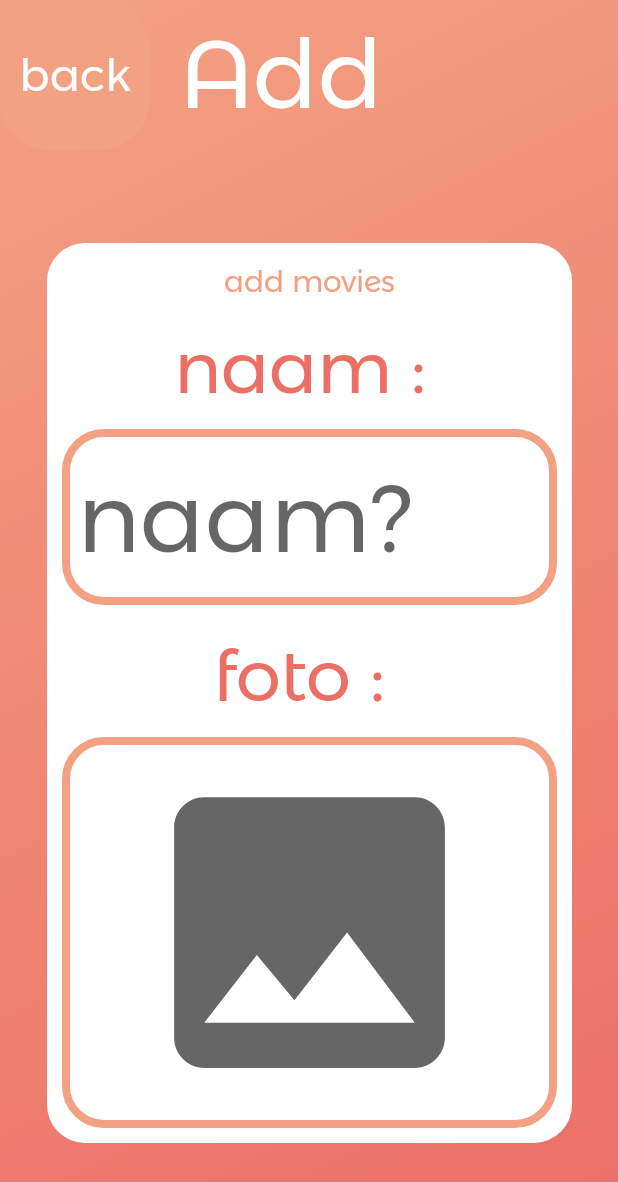
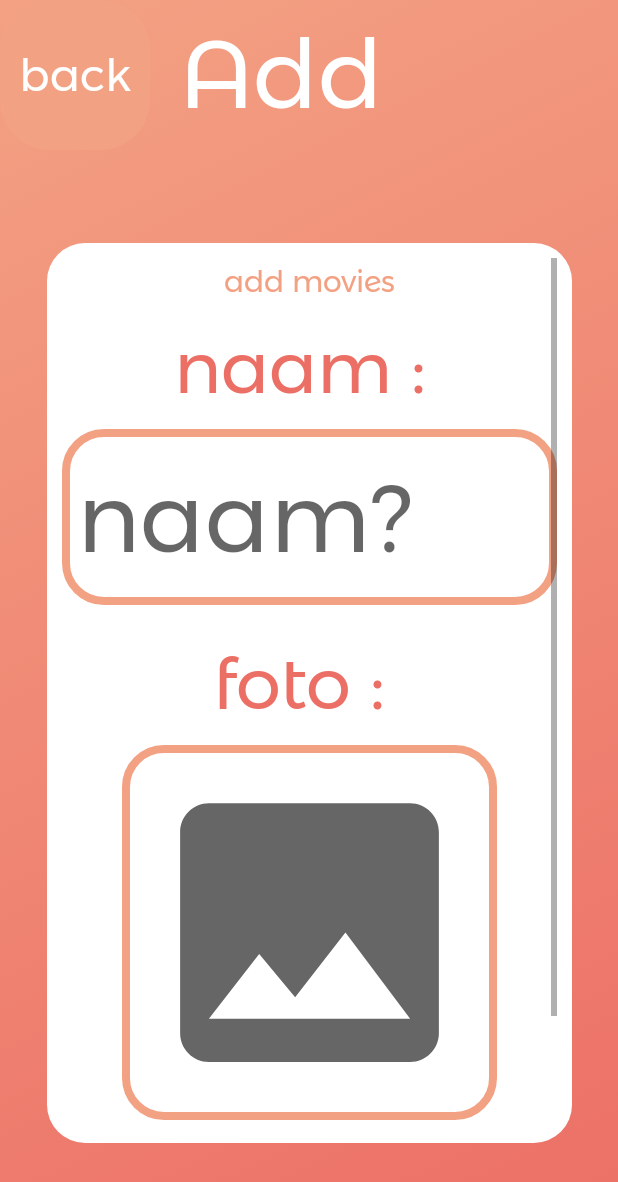
Before and after one commit to dumbeldore2/Movies_Master_Jeff, an Android app: the MainActivity3 screen opened directly, with no data from a screen before it, on a phone screen of 412 x 824 dp. Shown: the top 1182 px of the screen. Run offline under Robolectric (Android 15) with nearby library versions, the phone set to English and light mode, and no system bars.

Commit message:
een kleine bug opgelost waardoor de MainActivity3 een scrollbar heeft en een extra linear layout , dit is goed en de image van de default foto is ook een beetje aangepast ..

```diff
--- a/app/src/main/java/com/example/movies_master_jeff/MainActivity3.java
+++ b/app/src/main/java/com/example/movies_master_jeff/MainActivity3.java
@@ -132,7 +132,7 @@ public class MainActivity3 extends AppCompatActivity {
             }
         });
     }
-/* dit is waarschgijnlijk niet de juiste mannier
+ //dit is waarschgijnlijk niet de juiste mannier
     public void fun_image_click(){
         imageView.setOnClickListener(new View.OnClickListener() {
             @Override
@@ -143,5 +143,4 @@ public class MainActivity3 extends AppCompatActivity {
             }
         });
     }
- */
 }
--- a/app/src/main/res/layout/activity_main3.xml
+++ b/app/src/main/res/layout/activity_main3.xml
@@ -49,6 +49,15 @@
         app:layout_constraintBottom_toBottomOf="parent"
         android:orientation="vertical">
 
+        <ScrollView
+            android:layout_width="match_parent"
+            android:layout_height="match_parent">
+
+            <LinearLayout
+                android:layout_width="match_parent"
+                android:layout_height="match_parent"
+                android:orientation="vertical">
+
                 <TextView
                     android:id="@+id/text_2_extra"
                     android:layout_width="match_parent"
@@ -80,7 +89,7 @@
                     android:textColor="@color/color2"
                     android:fontFamily="@font/montserrat_alternates"
                     android:maxHeight="100dp"
-            android:layout_marginBottom="10dp"
+                    android:layout_marginBottom="15dp"
                     android:inputType="text"/>
                 <TextView
                     android:id="@+id/text_5"
@@ -95,10 +104,13 @@
 
                 <ImageView
                     android:id="@+id/image_1"
-            android:layout_width="match_parent"
-            android:layout_height="match_parent"
+                    android:layout_width="250dp"
+                    android:layout_height="250dp"
                     android:src="@drawable/ic_baseline_image_24"
-            android:background="@drawable/button_off"/>
+                    android:background="@drawable/button_off"
+                    android:layout_gravity="center"
+                    android:layout_marginBottom="15dp"/>
+
                 <TextView
                     android:id="@+id/text_4"
                     android:layout_width="match_parent"
@@ -115,4 +127,6 @@
                     android:layout_marginLeft="5dp"
                     android:layout_marginRight="5dp"/>
             </LinearLayout>
+        </ScrollView>
+    </LinearLayout>
 </androidx.constraintlayout.widget.ConstraintLayout>
```
Lines whose indentation alone changed are shown as unchanged.
